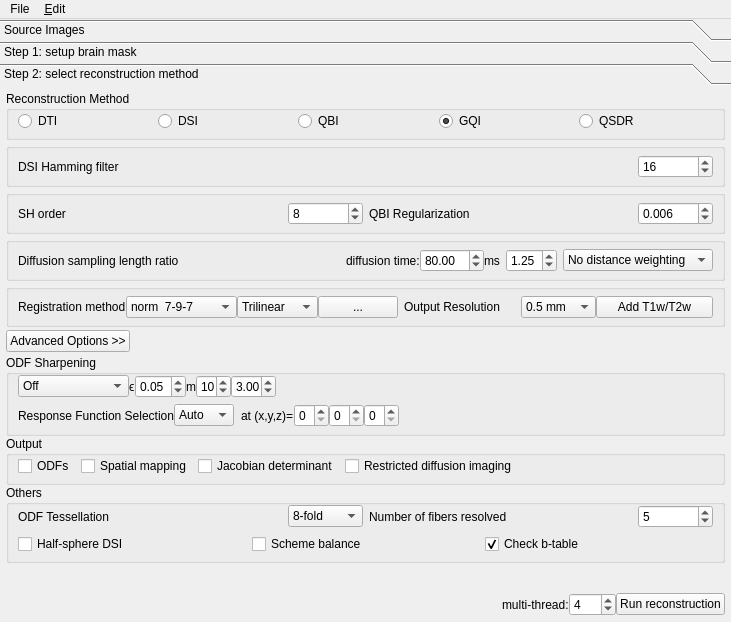
Old version of the form reconstruction/reconstruction_window.ui in the repository frankyeh/DSI-Studio.
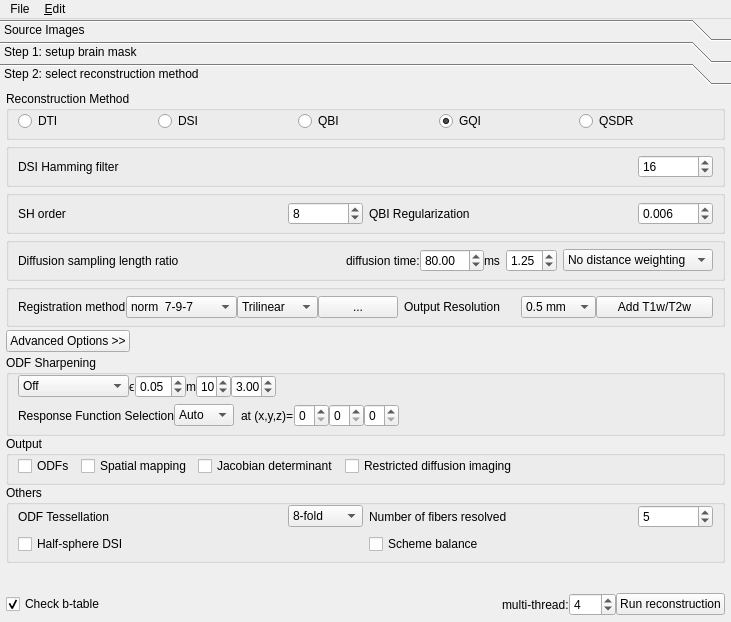
New version of the form. The open tabs and pages were chosen to show the change. Icons and pictures are not drawn.

Commit message: [GUI] move check b-table location

The edit to the form file:
```diff
--- a/reconstruction/reconstruction_window.ui
+++ b/reconstruction/reconstruction_window.ui
@@ -1540,16 +1540,6 @@
                   </property>
                  </widget>
                 </item>
-                <item>
-                 <widget class="QCheckBox" name="check_btable">
-                  <property name="text">
-                   <string>Check b-table</string>
-                  </property>
-                  <property name="checked">
-                   <bool>true</bool>
-                  </property>
-                 </widget>
-                </item>
                </layout>
               </item>
              </layout>
@@ -1598,6 +1588,16 @@
            <property name="bottomMargin">
             <number>0</number>
            </property>
+           <item>
+            <widget class="QCheckBox" name="check_btable">
+             <property name="text">
+              <string>Check b-table</string>
+             </property>
+             <property name="checked">
+              <bool>true</bool>
+             </property>
+            </widget>
+           </item>
            <item>
             <spacer name="horizontalSpacer">
              <property name="orientation">
```
Left out of the diff: 6 changed lines with no effect on the pictures. The commit also changes 1 other file.
